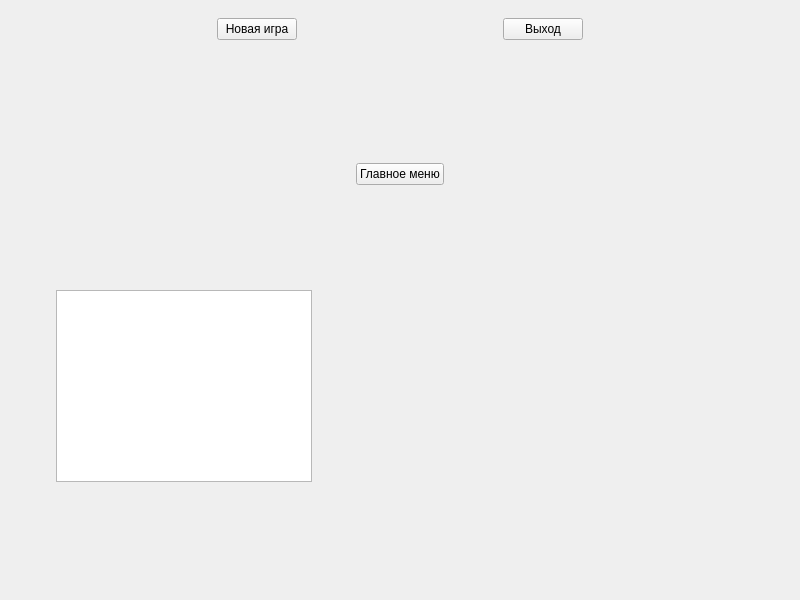
This is main-window.ui in sergsenta1995/SimpleGameInventory as Qt 5 draws it before an edit. The edited form follows.
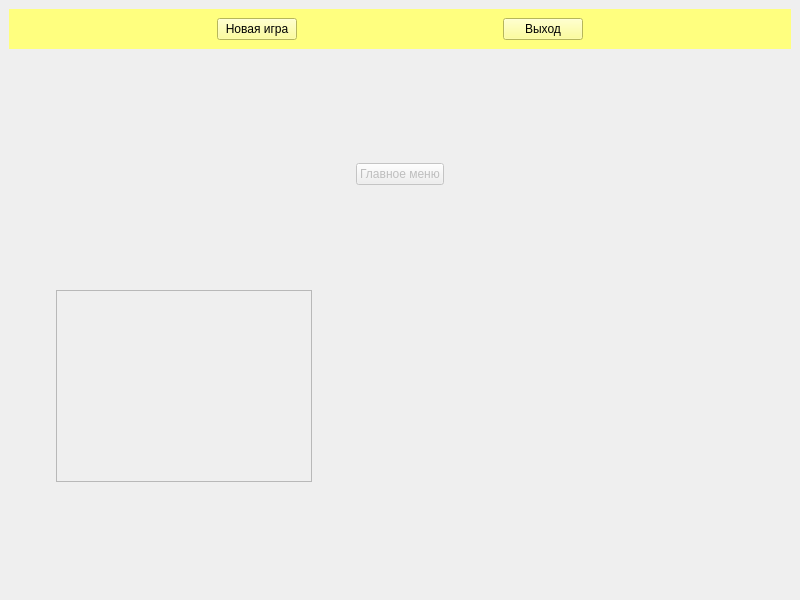
This is the edited form. Custom widgets are drawn as their Qt base class.

Commit message: add gameMenu animation

```diff
--- a/main-window.ui
+++ b/main-window.ui
@@ -23,6 +23,427 @@
         <verstretch>0</verstretch>
        </sizepolicy>
       </property>
+      <property name="palette">
+       <palette>
+        <active>
+         <colorrole role="WindowText">
+          <brush brushstyle="SolidPattern">
+           <color alpha="255">
+            <red>0</red>
+            <green>0</green>
+            <blue>0</blue>
+           </color>
+          </brush>
+         </colorrole>
+         <colorrole role="Button">
+          <brush brushstyle="SolidPattern">
+           <color alpha="255">
+            <red>255</red>
+            <green>255</green>
+            <blue>127</blue>
+           </color>
+          </brush>
+         </colorrole>
+         <colorrole role="Light">
+          <brush brushstyle="SolidPattern">
+           <color alpha="255">
+            <red>255</red>
+            <green>255</green>
+            <blue>255</blue>
+           </color>
+          </brush>
+         </colorrole>
+         <colorrole role="Midlight">
+          <brush brushstyle="SolidPattern">
+           <color alpha="255">
+            <red>255</red>
+            <green>255</green>
+            <blue>191</blue>
+           </color>
+          </brush>
+         </colorrole>
+         <colorrole role="Dark">
+          <brush brushstyle="SolidPattern">
+           <color alpha="255">
+            <red>127</red>
+            <green>127</green>
+            <blue>63</blue>
+           </color>
+          </brush>
+         </colorrole>
+         <colorrole role="Mid">
+          <brush brushstyle="SolidPattern">
+           <color alpha="255">
+            <red>170</red>
+            <green>170</green>
+            <blue>84</blue>
+           </color>
+          </brush>
+         </colorrole>
+         <colorrole role="Text">
+          <brush brushstyle="SolidPattern">
+           <color alpha="255">
+            <red>0</red>
+            <green>0</green>
+            <blue>0</blue>
+           </color>
+          </brush>
+         </colorrole>
+         <colorrole role="BrightText">
+          <brush brushstyle="SolidPattern">
+           <color alpha="255">
+            <red>255</red>
+            <green>255</green>
+            <blue>255</blue>
+           </color>
+          </brush>
+         </colorrole>
+         <colorrole role="ButtonText">
+          <brush brushstyle="SolidPattern">
+           <color alpha="255">
+            <red>0</red>
+            <green>0</green>
+            <blue>0</blue>
+           </color>
+          </brush>
+         </colorrole>
+         <colorrole role="Base">
+          <brush brushstyle="SolidPattern">
+           <color alpha="255">
+            <red>255</red>
+            <green>255</green>
+            <blue>255</blue>
+           </color>
+          </brush>
+         </colorrole>
+         <colorrole role="Window">
+          <brush brushstyle="SolidPattern">
+           <color alpha="255">
+            <red>255</red>
+            <green>255</green>
+            <blue>127</blue>
+           </color>
+          </brush>
+         </colorrole>
+         <colorrole role="Shadow">
+          <brush brushstyle="SolidPattern">
+           <color alpha="255">
+            <red>0</red>
+            <green>0</green>
+            <blue>0</blue>
+           </color>
+          </brush>
+         </colorrole>
+         <colorrole role="AlternateBase">
+          <brush brushstyle="SolidPattern">
+           <color alpha="255">
+            <red>255</red>
+            <green>255</green>
+            <blue>191</blue>
+           </color>
+          </brush>
+         </colorrole>
+         <colorrole role="ToolTipBase">
+          <brush brushstyle="SolidPattern">
+           <color alpha="255">
+            <red>255</red>
+            <green>255</green>
+            <blue>220</blue>
+           </color>
+          </brush>
+         </colorrole>
+         <colorrole role="ToolTipText">
+          <brush brushstyle="SolidPattern">
+           <color alpha="255">
+            <red>0</red>
+            <green>0</green>
+            <blue>0</blue>
+           </color>
+          </brush>
+         </colorrole>
+        </active>
+        <inactive>
+         <colorrole role="WindowText">
+          <brush brushstyle="SolidPattern">
+           <color alpha="255">
+            <red>0</red>
+            <green>0</green>
+            <blue>0</blue>
+           </color>
+          </brush>
+         </colorrole>
+         <colorrole role="Button">
+          <brush brushstyle="SolidPattern">
+           <color alpha="255">
+            <red>255</red>
+            <green>255</green>
+            <blue>127</blue>
+           </color>
+          </brush>
+         </colorrole>
+         <colorrole role="Light">
+          <brush brushstyle="SolidPattern">
+           <color alpha="255">
+            <red>255</red>
+            <green>255</green>
+            <blue>255</blue>
+           </color>
+          </brush>
+         </colorrole>
+         <colorrole role="Midlight">
+          <brush brushstyle="SolidPattern">
+           <color alpha="255">
+            <red>255</red>
+            <green>255</green>
+            <blue>191</blue>
+           </color>
+          </brush>
+         </colorrole>
+         <colorrole role="Dark">
+          <brush brushstyle="SolidPattern">
+           <color alpha="255">
+            <red>127</red>
+            <green>127</green>
+            <blue>63</blue>
+           </color>
+          </brush>
+         </colorrole>
+         <colorrole role="Mid">
+          <brush brushstyle="SolidPattern">
+           <color alpha="255">
+            <red>170</red>
+            <green>170</green>
+            <blue>84</blue>
+           </color>
+          </brush>
+         </colorrole>
+         <colorrole role="Text">
+          <brush brushstyle="SolidPattern">
+           <color alpha="255">
+            <red>0</red>
+            <green>0</green>
+            <blue>0</blue>
+           </color>
+          </brush>
+         </colorrole>
+         <colorrole role="BrightText">
+          <brush brushstyle="SolidPattern">
+           <color alpha="255">
+            <red>255</red>
+            <green>255</green>
+            <blue>255</blue>
+           </color>
+          </brush>
+         </colorrole>
+         <colorrole role="ButtonText">
+          <brush brushstyle="SolidPattern">
+           <color alpha="255">
+            <red>0</red>
+            <green>0</green>
+            <blue>0</blue>
+           </color>
+          </brush>
+         </colorrole>
+         <colorrole role="Base">
+          <brush brushstyle="SolidPattern">
+           <color alpha="255">
+            <red>255</red>
+            <green>255</green>
+            <blue>255</blue>
+           </color>
+          </brush>
+         </colorrole>
+         <colorrole role="Window">
+          <brush brushstyle="SolidPattern">
+           <color alpha="255">
+            <red>255</red>
+            <green>255</green>
+            <blue>127</blue>
+           </color>
+          </brush>
+         </colorrole>
+         <colorrole role="Shadow">
+          <brush brushstyle="SolidPattern">
+           <color alpha="255">
+            <red>0</red>
+            <green>0</green>
+            <blue>0</blue>
+           </color>
+          </brush>
+         </colorrole>
+         <colorrole role="AlternateBase">
+          <brush brushstyle="SolidPattern">
+           <color alpha="255">
+            <red>255</red>
+            <green>255</green>
+            <blue>191</blue>
+           </color>
+          </brush>
+         </colorrole>
+         <colorrole role="ToolTipBase">
+          <brush brushstyle="SolidPattern">
+           <color alpha="255">
+            <red>255</red>
+            <green>255</green>
+            <blue>220</blue>
+           </color>
+          </brush>
+         </colorrole>
+         <colorrole role="ToolTipText">
+          <brush brushstyle="SolidPattern">
+           <color alpha="255">
+            <red>0</red>
+            <green>0</green>
+            <blue>0</blue>
+           </color>
+          </brush>
+         </colorrole>
+        </inactive>
+        <disabled>
+         <colorrole role="WindowText">
+          <brush brushstyle="SolidPattern">
+           <color alpha="255">
+            <red>127</red>
+            <green>127</green>
+            <blue>63</blue>
+           </color>
+          </brush>
+         </colorrole>
+         <colorrole role="Button">
+          <brush brushstyle="SolidPattern">
+           <color alpha="255">
+            <red>255</red>
+            <green>255</green>
+            <blue>127</blue>
+           </color>
+          </brush>
+         </colorrole>
+         <colorrole role="Light">
+          <brush brushstyle="SolidPattern">
+           <color alpha="255">
+            <red>255</red>
+            <green>255</green>
+            <blue>255</blue>
+           </color>
+          </brush>
+         </colorrole>
+         <colorrole role="Midlight">
+          <brush brushstyle="SolidPattern">
+           <color alpha="255">
+            <red>255</red>
+            <green>255</green>
+            <blue>191</blue>
+           </color>
+          </brush>
+         </colorrole>
+         <colorrole role="Dark">
+          <brush brushstyle="SolidPattern">
+           <color alpha="255">
+            <red>127</red>
+            <green>127</green>
+            <blue>63</blue>
+           </color>
+          </brush>
+         </colorrole>
+         <colorrole role="Mid">
+          <brush brushstyle="SolidPattern">
+           <color alpha="255">
+            <red>170</red>
+            <green>170</green>
+            <blue>84</blue>
+           </color>
+          </brush>
+         </colorrole>
+         <colorrole role="Text">
+          <brush brushstyle="SolidPattern">
+           <color alpha="255">
+            <red>127</red>
+            <green>127</green>
+            <blue>63</blue>
+           </color>
+          </brush>
+         </colorrole>
+         <colorrole role="BrightText">
+          <brush brushstyle="SolidPattern">
+           <color alpha="255">
+            <red>255</red>
+            <green>255</green>
+            <blue>255</blue>
+           </color>
+          </brush>
+         </colorrole>
+         <colorrole role="ButtonText">
+          <brush brushstyle="SolidPattern">
+           <color alpha="255">
+            <red>127</red>
+            <green>127</green>
+            <blue>63</blue>
+           </color>
+          </brush>
+         </colorrole>
+         <colorrole role="Base">
+          <brush brushstyle="SolidPattern">
+           <color alpha="255">
+            <red>255</red>
+            <green>255</green>
+            <blue>127</blue>
+           </color>
+          </brush>
+         </colorrole>
+         <colorrole role="Window">
+          <brush brushstyle="SolidPattern">
+           <color alpha="255">
+            <red>255</red>
+            <green>255</green>
+            <blue>127</blue>
+           </color>
+          </brush>
+         </colorrole>
+         <colorrole role="Shadow">
+          <brush brushstyle="SolidPattern">
+           <color alpha="255">
+            <red>0</red>
+            <green>0</green>
+            <blue>0</blue>
+           </color>
+          </brush>
+         </colorrole>
+         <colorrole role="AlternateBase">
+          <brush brushstyle="SolidPattern">
+           <color alpha="255">
+            <red>255</red>
+            <green>255</green>
+            <blue>127</blue>
+           </color>
+          </brush>
+         </colorrole>
+         <colorrole role="ToolTipBase">
+          <brush brushstyle="SolidPattern">
+           <color alpha="255">
+            <red>255</red>
+            <green>255</green>
+            <blue>220</blue>
+           </color>
+          </brush>
+         </colorrole>
+         <colorrole role="ToolTipText">
+          <brush brushstyle="SolidPattern">
+           <color alpha="255">
+            <red>0</red>
+            <green>0</green>
+            <blue>0</blue>
+           </color>
+          </brush>
+         </colorrole>
+        </disabled>
+       </palette>
+      </property>
+      <property name="mouseTracking">
+       <bool>false</bool>
+      </property>
+      <property name="autoFillBackground">
+       <bool>true</bool>
+      </property>
       <layout class="QVBoxLayout" name="verticalLayout_2">
        <item>
         <layout class="QHBoxLayout" name="mainMenuHorizontalLayout">
@@ -86,6 +507,9 @@
     </item>
     <item>
      <widget class="QWidget" name="gameField" native="true">
+      <property name="enabled">
+       <bool>false</bool>
+      </property>
       <layout class="QGridLayout" name="gridLayout">
        <item row="0" column="2">
         <spacer name="horizontalSpacer_5">
```
The commit also changes 2 other files.
